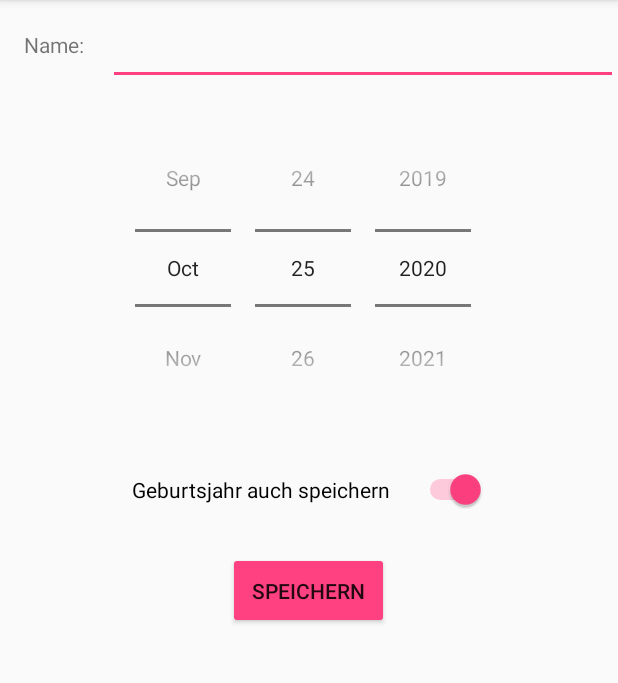
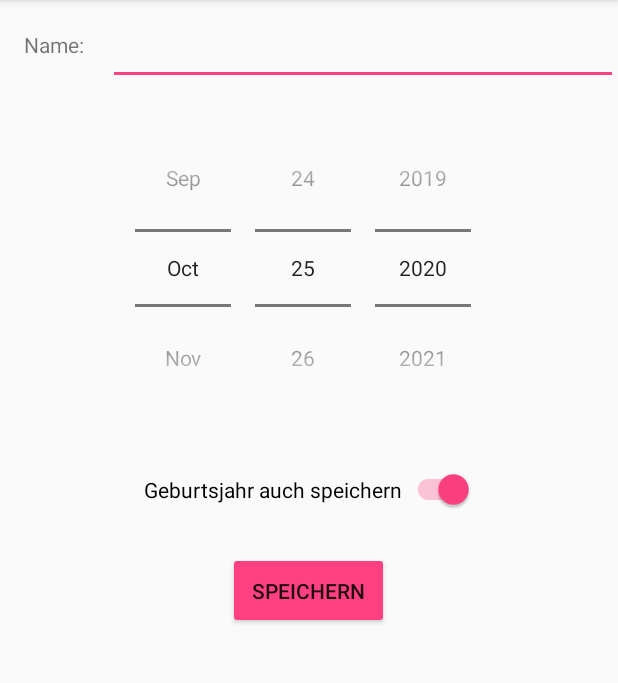
Before and after one commit to outofthecave/Geburtstagskalender, an Android app: the AddEditDeleteBirthdayActivity screen opened directly, with no data from a screen before it, after a tap on "Geburtsjahr auch speichern", on a phone screen of 412 x 824 dp, the part 84-767 px from its top. Run offline under Robolectric (Android 15) with nearby library versions, the phone set to English and light mode, and no system bars.

Commit message:
Apply some suggestions by Android Studio

```diff
--- a/app/src/main/java/com/outofthecave/geburtstagskalender/AddEditDeleteBirthdayActivity.java
+++ b/app/src/main/java/com/outofthecave/geburtstagskalender/AddEditDeleteBirthdayActivity.java
@@ -4,6 +4,8 @@ import android.content.Intent;
 import android.os.Bundle;
 import androidx.annotation.Nullable;
 import androidx.appcompat.app.AppCompatActivity;
+import androidx.appcompat.widget.SwitchCompat;
+
 import android.view.View;
 import android.view.animation.AlphaAnimation;
 import android.view.animation.Animation;
@@ -11,7 +13,6 @@ import android.widget.Button;
 import android.widget.DatePicker;
 import android.widget.EditText;
 import android.widget.ScrollView;
-import android.widget.Switch;
 import android.widget.TextView;
 
 import com.outofthecave.geburtstagskalender.model.Birthday;
@@ -47,7 +48,7 @@ public class AddEditDeleteBirthdayActivity extends AppCompatActivity {
             }
             datePicker.updateDate(year, CalendarUtil.getMonthForCalendar(birthdayToReplace), birthdayToReplace.day);
 
-            Switch doSaveYear = findViewById(R.id.doSaveYear);
+            SwitchCompat doSaveYear = findViewById(R.id.doSaveYear);
             doSaveYear.setChecked(birthdayToReplace.year != null);
 
         } else {
@@ -59,7 +60,7 @@ public class AddEditDeleteBirthdayActivity extends AppCompatActivity {
     }
 
     public void onDoSaveYearClick(View view) {
-        Switch doSaveYear = findViewById(R.id.doSaveYear);
+        SwitchCompat doSaveYear = findViewById(R.id.doSaveYear);
         DatePicker datePicker = findViewById(R.id.datePicker);
         View yearPicker = getYearPicker(datePicker);
         if (doSaveYear.isChecked()) {
@@ -104,7 +105,7 @@ public class AddEditDeleteBirthdayActivity extends AppCompatActivity {
             // Returned months are zero-based.
             birthday.month = datePicker.getMonth() + 1;
 
-            Switch doSaveYear = findViewById(R.id.doSaveYear);
+            SwitchCompat doSaveYear = findViewById(R.id.doSaveYear);
             if (doSaveYear.isChecked()) {
                 birthday.year = datePicker.getYear();
             }
--- a/app/src/main/java/com/outofthecave/geburtstagskalender/TimelineActivity.java
+++ b/app/src/main/java/com/outofthecave/geburtstagskalender/TimelineActivity.java
@@ -65,6 +65,8 @@ public class TimelineActivity extends AppCompatActivity implements AsyncGetAllBi
 
     @Override
     protected void onActivityResult(int requestCode, int resultCode, Intent intent) {
+        super.onActivityResult(requestCode, resultCode, intent);
+
         if (requestCode != AddEditDeleteBirthdayActivity.REQUEST_CODE || resultCode != RESULT_OK) {
             return;
         }
--- a/app/src/main/java/com/outofthecave/geburtstagskalender/room/AsyncAddEditDeleteBirthdayAndGetAllBirthdaysTask.java
+++ b/app/src/main/java/com/outofthecave/geburtstagskalender/room/AsyncAddEditDeleteBirthdayAndGetAllBirthdaysTask.java
@@ -37,14 +37,14 @@ public final class AsyncAddEditDeleteBirthdayAndGetAllBirthdaysTask extends Asyn
         }
 
         if (!deletions.isEmpty()) {
-            deleteBirthdayTask.doInBackgroundImpl(deletions.toArray(new Birthday[deletions.size()]));
+            deleteBirthdayTask.doInBackgroundImpl(deletions.toArray(new Birthday[0]));
             if (isCancelled()) {
                 return null;
             }
         }
 
         if (!additions.isEmpty()) {
-            addBirthdayTask.doInBackgroundImpl(additions.toArray(new Birthday[additions.size()]));
+            addBirthdayTask.doInBackgroundImpl(additions.toArray(new Birthday[0]));
             if (isCancelled()) {
                 return null;
             }
--- a/app/src/main/java/com/outofthecave/geburtstagskalender/ui/TimelineRecyclerViewAdapter.java
+++ b/app/src/main/java/com/outofthecave/geburtstagskalender/ui/TimelineRecyclerViewAdapter.java
@@ -3,6 +3,8 @@ package com.outofthecave.geburtstagskalender.ui;
 import android.app.AlertDialog;
 import android.content.DialogInterface;
 import android.content.Intent;
+
+import androidx.annotation.NonNull;
 import androidx.constraintlayout.widget.ConstraintLayout;
 import androidx.recyclerview.widget.RecyclerView;
 import android.view.LayoutInflater;
@@ -48,6 +50,7 @@ public class TimelineRecyclerViewAdapter extends RecyclerView.Adapter<TimelineRe
         return this;
     }
 
+    @NonNull
     @Override
     public TimelineRecyclerViewAdapter.ViewHolder onCreateViewHolder(ViewGroup parent, int viewType) {
         ConstraintLayout layout = (ConstraintLayout) LayoutInflater.from(parent.getContext())
@@ -56,7 +59,7 @@ public class TimelineRecyclerViewAdapter extends RecyclerView.Adapter<TimelineRe
     }
 
     @Override
-    public void onBindViewHolder(ViewHolder holder, int position) {
+    public void onBindViewHolder(@NonNull ViewHolder holder, int position) {
         final Birthday birthday = birthdays.get(position);
 
         final String yearString;
--- a/app/src/main/res/layout/activity_add_birthday.xml
+++ b/app/src/main/res/layout/activity_add_birthday.xml
@@ -35,6 +35,7 @@
                     android:layout_height="wrap_content"
                     android:inputType="textPersonName"
                     android:padding="@dimen/fab_margin"
+                    android:importantForAutofill="no"
                     android:text="" />
 
             </LinearLayout>
@@ -47,7 +48,7 @@
                 android:layout_height="wrap_content"
                 android:padding="@dimen/fab_margin" />
 
-            <Switch
+            <androidx.appcompat.widget.SwitchCompat
                 android:id="@+id/doSaveYear"
                 android:layout_width="wrap_content"
                 android:layout_height="wrap_content"
@@ -69,7 +70,8 @@
                     android:layout_height="wrap_content"
                     android:onClick="onSaveBirthdayButtonClick"
                     android:padding="@dimen/fab_margin"
-                    android:text="Speichern" />
+                    android:text="Speichern"
+                    tools:ignore="ButtonStyle" />
 
                 <Button
                     android:id="@+id/deleteBirthdayButton"
@@ -77,7 +79,8 @@
                     android:layout_height="wrap_content"
                     android:onClick="onDeleteBirthdayButtonClick"
                     android:padding="@dimen/fab_margin"
-                    android:text="Löschen" />
+                    android:text="Löschen"
+                    tools:ignore="ButtonStyle" />
 
             </LinearLayout>
 
--- a/app/src/main/res/layout/activity_timeline.xml
+++ b/app/src/main/res/layout/activity_timeline.xml
@@ -28,6 +28,7 @@
         android:layout_height="wrap_content"
         android:layout_gravity="bottom|end"
         android:layout_margin="@dimen/fab_margin"
+        android:contentDescription="Neuer Geburtstag"
         app:srcCompat="@drawable/ic_add_black_24dp" />
 
 </androidx.coordinatorlayout.widget.CoordinatorLayout>
--- a/app/src/main/res/layout/timeline_item.xml
+++ b/app/src/main/res/layout/timeline_item.xml
@@ -8,7 +8,10 @@
     <LinearLayout
         android:layout_width="match_parent"
         android:layout_height="wrap_content"
-        android:orientation="horizontal">
+        android:orientation="horizontal"
+        app:layout_constraintEnd_toEndOf="parent"
+        app:layout_constraintStart_toStartOf="parent"
+        app:layout_constraintTop_toTopOf="parent">
 
         <TextView
             android:id="@+id/timelineItemTextView"
```
